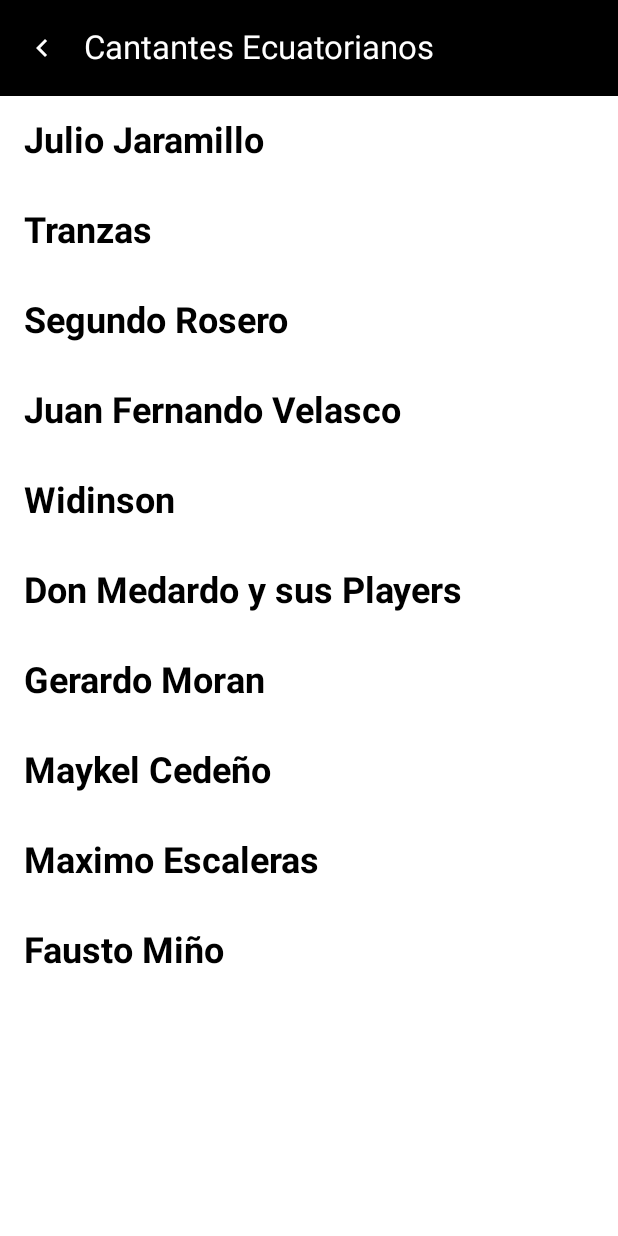
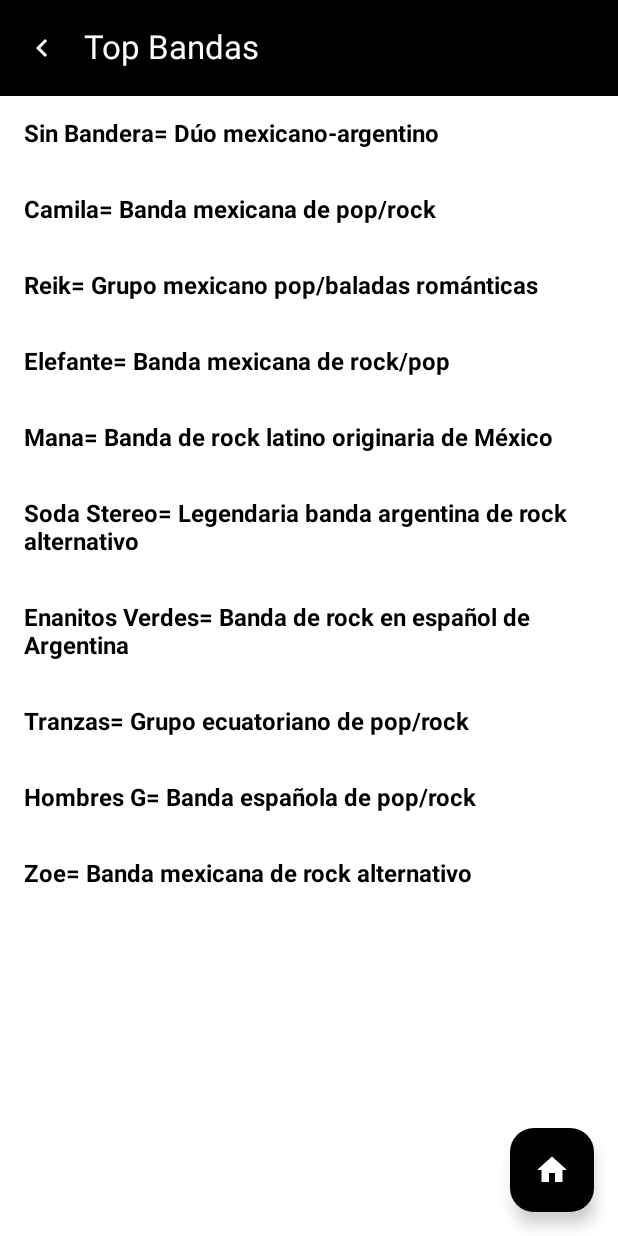
Before and after one commit to MarioMg24/MarioMendezTaller, an Android app built with Jetpack Compose: the addScreen screen opened through its navigation route, on a phone screen of 412 x 824 dp. Run offline under Robolectric (Android 15) with nearby library versions, the phone set to English and light mode, and no system bars.

Commit message:
Mejora 1

```diff
--- a/app/src/main/java/dev/mario/mariomendeztaller/Pantallas/ItemContact.kt
+++ b/app/src/main/java/dev/mario/mariomendeztaller/Pantallas/ItemContact.kt
@@ -20,7 +20,7 @@ fun ItemContact(name: String){
         modifier = Modifier.padding(16.dp)
     ) {
         Text(text = name,
-            fontSize = 24.sp,
+            fontSize = 16.sp,
             fontWeight = FontWeight.Bold,
             color = Color.Black
         )
--- a/app/src/main/java/dev/mario/mariomendeztaller/Pantallas/addScreen.kt
+++ b/app/src/main/java/dev/mario/mariomendeztaller/Pantallas/addScreen.kt
@@ -8,8 +8,11 @@ import androidx.compose.foundation.layout.Row
 import androidx.compose.foundation.layout.fillMaxSize
 import androidx.compose.foundation.layout.padding
 import androidx.compose.material.icons.Icons
+import androidx.compose.material.icons.filled.Home
 import androidx.compose.material.icons.filled.KeyboardArrowLeft
+import androidx.compose.material.icons.filled.PlayArrow
 import androidx.compose.material3.ExperimentalMaterial3Api
+import androidx.compose.material3.FloatingActionButton
 import androidx.compose.material3.Icon
 import androidx.compose.material3.IconButton
 import androidx.compose.material3.Scaffold
@@ -29,12 +32,24 @@ import androidx.navigation.NavHostController
 @Composable
 fun addScreen(navController: NavHostController) {
     Scaffold (
+        floatingActionButton = {
+            FloatingActionButton(
+                containerColor = Color.Black,
+                onClick = { navController.navigate("index") }
+            ) {
+                Icon(
+                    imageVector = Icons.Default.Home,
+                    contentDescription = "Go to add Screen",
+                    tint = Color.White
+                )
+            }
+        },
         topBar = {
             TopAppBar(
                 colors = TopAppBarDefaults.topAppBarColors(
                     containerColor = Color.Black
                 ),
-                title = { Text("Cantantes Ecuatorianos", color = Color.White) },
+                title = { Text("Top Bandas", color = Color.White) },
                 navigationIcon = {
                     IconButton(onClick = {
                         navController.popBackStack()
@@ -56,16 +71,16 @@ fun addScreen(navController: NavHostController) {
                 .fillMaxSize()
         ) {
             Column {
-                ItemContact("Julio Jaramillo", )
-                ItemContact("Tranzas ", )
-                ItemContact("Segundo Rosero", )
-                ItemContact("Juan Fernando Velasco", )
-                ItemContact("Widinson", )
-                ItemContact("Don Medardo y sus Players", )
-                ItemContact("Gerardo Moran", )
-                ItemContact("Maykel Cedeño", )
-                ItemContact("Maximo Escaleras", )
-                ItemContact("Fausto Miño", )
+                ItemContact("Sin Bandera= Dúo mexicano-argentino" )
+                ItemContact("Camila= Banda mexicana de pop/rock " )
+                ItemContact("Reik= Grupo mexicano pop/baladas románticas" )
+                ItemContact("Elefante= Banda mexicana de rock/pop" )
+                ItemContact("Mana= Banda de rock latino originaria de México" )
+                ItemContact("Soda Stereo= Legendaria banda argentina de rock alternativo" )
+                ItemContact("Enanitos Verdes= Banda de rock en español de Argentina" )
+                ItemContact("Tranzas= Grupo ecuatoriano de pop/rock" )
+                ItemContact("Hombres G= Banda española de pop/rock " )
+                ItemContact("Zoe= Banda mexicana de rock alternativo" )
             }
         }
     }
--- a/app/src/main/java/dev/mario/mariomendeztaller/Pantallas/index.kt
+++ b/app/src/main/java/dev/mario/mariomendeztaller/Pantallas/index.kt
@@ -2,14 +2,24 @@ package dev.mario.mariomendeztaller.Pantallas
 
 import androidx.compose.foundation.background
 import androidx.compose.foundation.clickable
+import androidx.compose.foundation.layout.Arrangement
 import androidx.compose.foundation.layout.Box
+import androidx.compose.foundation.layout.Column
+import androidx.compose.foundation.layout.Spacer
 import androidx.compose.foundation.layout.fillMaxSize
 import androidx.compose.foundation.layout.padding
+import androidx.compose.foundation.layout.size
+import androidx.compose.foundation.layout.width
+import androidx.compose.foundation.shape.RoundedCornerShape
 import androidx.compose.material.icons.Icons
 import androidx.compose.material.icons.filled.Add
+import androidx.compose.material.icons.filled.Home
+import androidx.compose.material3.Button
+import androidx.compose.material3.ButtonDefaults
 import androidx.compose.material3.ExperimentalMaterial3Api
 import androidx.compose.material3.FloatingActionButton
 import androidx.compose.material3.Icon
+import androidx.compose.material3.IconButton
 import androidx.compose.material3.Scaffold
 import androidx.compose.material3.Text
 import androidx.compose.material3.TopAppBar
@@ -23,33 +33,66 @@ import androidx.compose.ui.unit.sp
 import androidx.navigation.NavController
 
 @OptIn(ExperimentalMaterial3Api::class)
+
 @Composable
-
-fun Index(navController: NavController){
-    Scaffold (
+fun Index(navController: NavController) {
+    Scaffold(
         topBar = {
             TopAppBar(
                 colors = TopAppBarDefaults.topAppBarColors(
-                    containerColor = Color.Black
+                    containerColor = Color(0xFF1E1E1E) // Fondo oscuro para el AppBar
                 ),
-                title = { Text("Home", color = Color.White) }
+                title = {
+                    Text("Home", color = Color.White)
+                }, navigationIcon = { // Ícono de casa a la izquierda
+                    IconButton(onClick = {
+                        // Acción al presionar el ícono (puedes dejarlo vacío si no necesitas acción)
+                    }) {
+                        Icon(
+                            imageVector = Icons.Default.Home, // Ícono de casa
+                            contentDescription = "Home Icon",
+                            tint = Color.White
+                    )
+                }}
             )
-        }
-    ){ paddingValues ->
+        },
+        containerColor = Color(0xFF121212) // Fondo oscuro para toda la pantalla
+    ) { paddingValues ->
         Box(
-            contentAlignment = Alignment.Center,
-            modifier = Modifier.padding(paddingValues).fillMaxSize()
-        ){
-            Text("10 mejores cantantes",
-                fontSize = 25.sp,
-                modifier = Modifier.background(
-                    color = Color.Yellow
-                )
-                    .padding(16.dp)
-                    .clickable {
-                        navController.navigate("add")
-                    }
-            )
+            modifier = Modifier
+                .padding(paddingValues)
+                .fillMaxSize(),
+            contentAlignment = Alignment.Center
+        ) {
+            Column(
+                horizontalAlignment = Alignment.CenterHorizontally,
+                verticalArrangement = Arrangement.spacedBy(16.dp)
+            ) {
+                Button(
+                    onClick = { navController.navigate("home") },
+                    colors = ButtonDefaults.buttonColors(
+                        containerColor = Color(0xFF6200EA), // Púrpura oscuro
+                        contentColor = Color.White // Color del texto e ícono
+                    ),
+                    shape = RoundedCornerShape(16.dp), // Bordes redondeados
+                    modifier = Modifier.padding(horizontal = 16.dp)
+                ) {
+                    Spacer(modifier = Modifier.width(8.dp))
+                    Text("Top Cantantes")
+                }
+                Button(
+                    onClick = { navController.navigate("add") },
+                    colors = ButtonDefaults.buttonColors(
+                        containerColor = Color(0xFF03DAC6), // Verde agua
+                        contentColor = Color.Black // Color del texto e ícono
+                    ),
+                    shape = RoundedCornerShape(16.dp), // Bordes redondeados
+                    modifier = Modifier.padding(horizontal = 16.dp)
+                ) {
+                    Spacer(modifier = Modifier.width(8.dp))
+                    Text("Top Bandas")
+                }
+            }
         }
     }
 }
```
Also changed, not shown: app/src/main/java/dev/mario/mariomendeztaller/Pantallas/HomeScreen.kt (+33 -12 lines).
